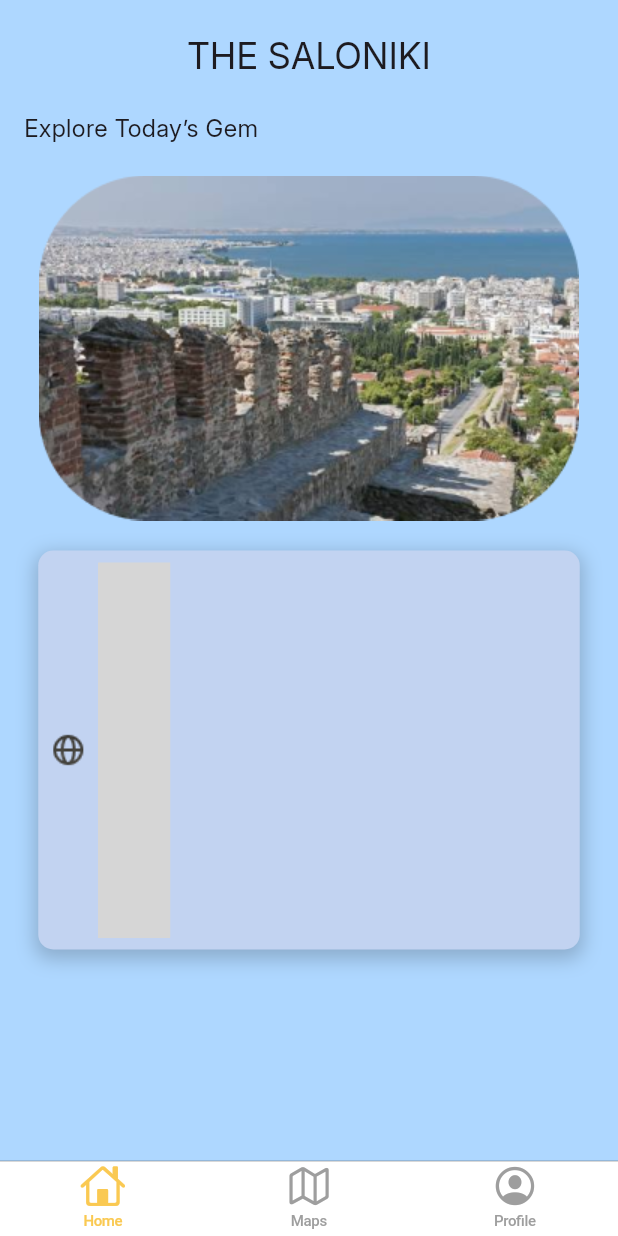
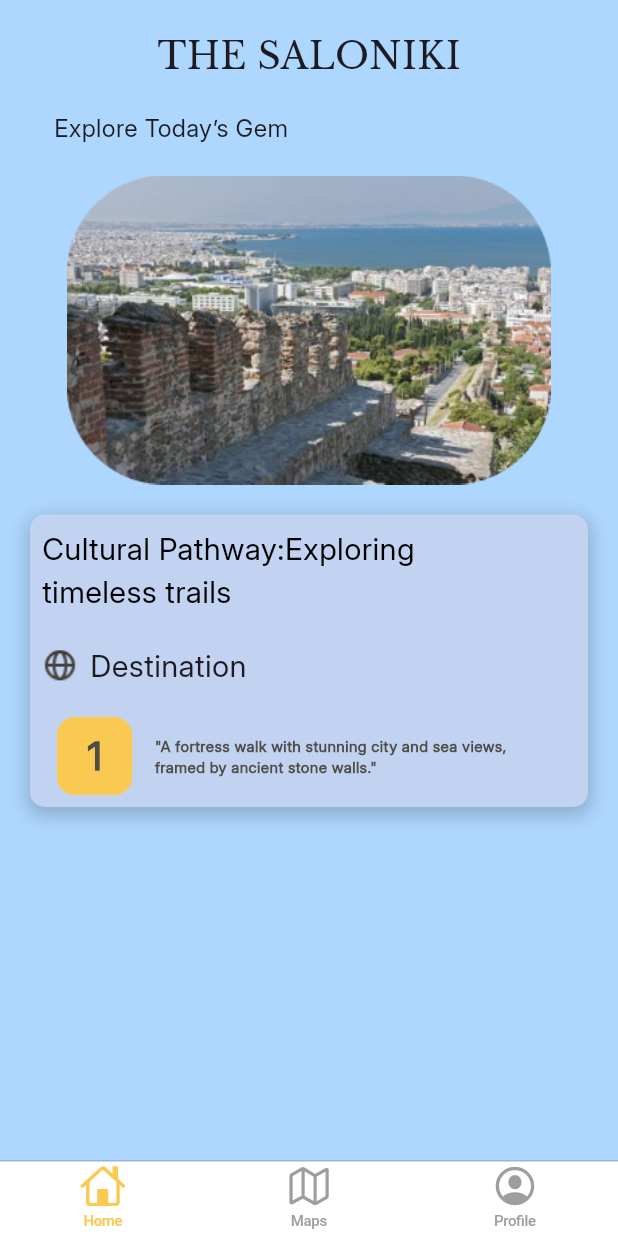
Before and after one commit to patt2005/thessaloniki-travel-app, a Flutter app: the screen it shows after launch, on a phone screen of 412 x 824 dp. Run offline on Flutter 3.47's test engine with Material 3 defaults, Android fonts, the phone set to English and light mode, and no system bars; our stand-ins replace image_picker; grey boxes are pictures that could not be loaded.

Commit message:
some changes

```diff
--- a/lib/main.dart
+++ b/lib/main.dart
@@ -2,6 +2,7 @@
 import 'package:provider/provider.dart';
 import 'package:thessaloniki_travel_app/pages/intro_page.dart';
 import 'package:thessaloniki_travel_app/utils/app_state_manager.dart';
+import 'package:thessaloniki_travel_app/utils/utils.dart';
 
 void main() {
   runApp(
@@ -17,6 +18,7 @@
 
   @override
   Widget build(BuildContext context) {
+    size = MediaQuery.of(context).size;
     return MaterialApp(
       debugShowCheckedModeBanner: false,
       theme: ThemeData(fontFamily: "Inter"),
--- a/lib/pages/home_page.dart
+++ b/lib/pages/home_page.dart
@@ -12,20 +12,20 @@ class _HomePageState extends State<HomePage> {
   @override
   Widget build(BuildContext context) {
     return Scaffold(
-      body: Column(
+      body: SafeArea(
+        child: Padding(
+          padding: const EdgeInsetsDirectional.symmetric(horizontal: 20),
+          child: Column(
             mainAxisAlignment: MainAxisAlignment.start,
             crossAxisAlignment: CrossAxisAlignment.center,
             children: [
               const SizedBox(height: 20), // Spațiu deasupra textului
 
-
               const Text(
                 "THE SALONIKI",
-            style: TextStyle(fontSize: 24),
+                style: TextStyle(fontSize: 24, fontFamily: "Libre"),
               ),
-          const SizedBox(
-              height: 20),
-
+              const SizedBox(height: 20),
 
               const Align(
                 alignment: Alignment.centerLeft,
@@ -39,23 +39,19 @@ class _HomePageState extends State<HomePage> {
               ),
               const SizedBox(height: 20),
 
-
               Image.asset(
                 "images/imagee.png",
                 fit: BoxFit.contain,
-            width: 360,
-            height: 230,
+                width: size.width,
+                height: size.height * 0.25,
               ),
               const SizedBox(height: 20),
 
-
               Container(
-            width: 361,
-            height: 266,
+                width: size.width,
                 decoration: BoxDecoration(
                   color: const Color(0xFFC2D3F1),
-              borderRadius:
-                  BorderRadius.circular(10),
+                  borderRadius: BorderRadius.circular(10),
                   boxShadow: [
                     BoxShadow(
                       color: Colors.black.withOpacity(0.2), // Culoarea umbrei
@@ -65,17 +61,24 @@ class _HomePageState extends State<HomePage> {
                     ),
                   ],
                 ),
-            child: Align(
-              alignment: Alignment.topLeft,
                 child: Padding(
-                padding: const EdgeInsets.all(
-                    8.0),
-                child: Row(
+                  padding: const EdgeInsets.all(8.0),
+                  child: Column(
+                    crossAxisAlignment: CrossAxisAlignment.start,
+                    children: [
+                      const Text(
+                        "Cultural Pathway:Exploring\ntimeless trails",
+                        style: TextStyle(color: Colors.black, fontSize: 20),
+                      ),
+                      const SizedBox(
+                        height: 20,
+                      ),
+                      Row(
                         children: [
                           Image.asset(
                             "images/globe-01.png",
                           ),
-                    const SizedBox(width: 8), t
+                          const SizedBox(width: 8),
                           const Text(
                             "Destination",
                             style: TextStyle(
@@ -84,11 +87,53 @@ class _HomePageState extends State<HomePage> {
                           ),
                         ],
                       ),
+                      const SizedBox(
+                        height: 20,
+                      ),
+                      Padding(
+                        padding: const EdgeInsets.symmetric(horizontal: 10),
+                        child: Row(
+                          children: [
+                            Container(
+                              decoration: BoxDecoration(
+                                  color: kPriaryColor,
+                                  borderRadius: BorderRadius.circular(12)),
+                              padding: const EdgeInsets.symmetric(
+                                horizontal: 20,
+                                vertical: 7.5,
+                              ),
+                              child: Text(
+                                "1",
+                                style: TextStyle(
+                                    color: kTextColor,
+                                    fontSize: 26,
+                                    fontWeight: FontWeight.bold),
+                              ),
+                            ),
+                            const SizedBox(
+                              width: 15,
+                            ),
+                            Expanded(
+                              child: Text(
+                                '"A fortress walk with stunning city and sea views, framed by ancient stone walls."',
+                                style: TextStyle(
+                                  color: kTextColor,
+                                  fontWeight: FontWeight.w700,
+                                  fontSize: 10,
+                                ),
+                              ),
+                            )
+                          ],
+                        ),
+                      )
+                    ],
                   ),
                 ),
               ),
             ],
           ),
+        ),
+      ),
       backgroundColor: kBackgroundColor,
     );
   }
--- /dev/null
+++ b/lib/pages/maps_page.dart
@@ -0,0 +1,22 @@
+import 'package:flutter/cupertino.dart';
+import 'package:flutter/material.dart';
+import 'package:thessaloniki_travel_app/utils/utils.dart';
+
+class MapsPage extends StatefulWidget {
+  const MapsPage({super.key});
+
+  @override
+  State<MapsPage> createState() => _MapsPageState();
+}
+
+class _MapsPageState extends State<MapsPage> {
+  @override
+  Widget build(BuildContext context) {
+    return Scaffold(
+      backgroundColor: kBackgroundColor,
+      body: const Center(
+        child: Text("maps"),
+      ),
+    );
+  }
+}
--- a/lib/pages/nav_bar_page.dart
+++ b/lib/pages/nav_bar_page.dart
@@ -1,6 +1,7 @@
 import 'package:flutter/cupertino.dart';
 import 'package:flutter/material.dart';
 import 'package:thessaloniki_travel_app/pages/home_page.dart';
+import 'package:thessaloniki_travel_app/pages/maps_page.dart';
 import 'package:thessaloniki_travel_app/pages/settings_page.dart';
 import 'package:thessaloniki_travel_app/utils/utils.dart';
 
@@ -46,7 +47,7 @@ class _NavBarPageState extends State<NavBarPage> {
           case 1:
             return CupertinoTabView(
               builder: (BuildContext context) {
-                return const HomePage();
+                return const MapsPage();
               },
             );
           case 2:
--- a/lib/utils/utils.dart
+++ b/lib/utils/utils.dart
@@ -3,3 +3,5 @@ import 'package:flutter/material.dart';
 Color kBackgroundColor = const Color(0xFFAED7FF);
 Color kSecondaryColor = const Color(0xFFE3DBDB);
 Color kPriaryColor = const Color(0xFFFAC952);
+Color kTextColor = const Color(0xFF4F4D47);
+late Size size;
```
Lines whose indentation alone changed are shown as unchanged.
